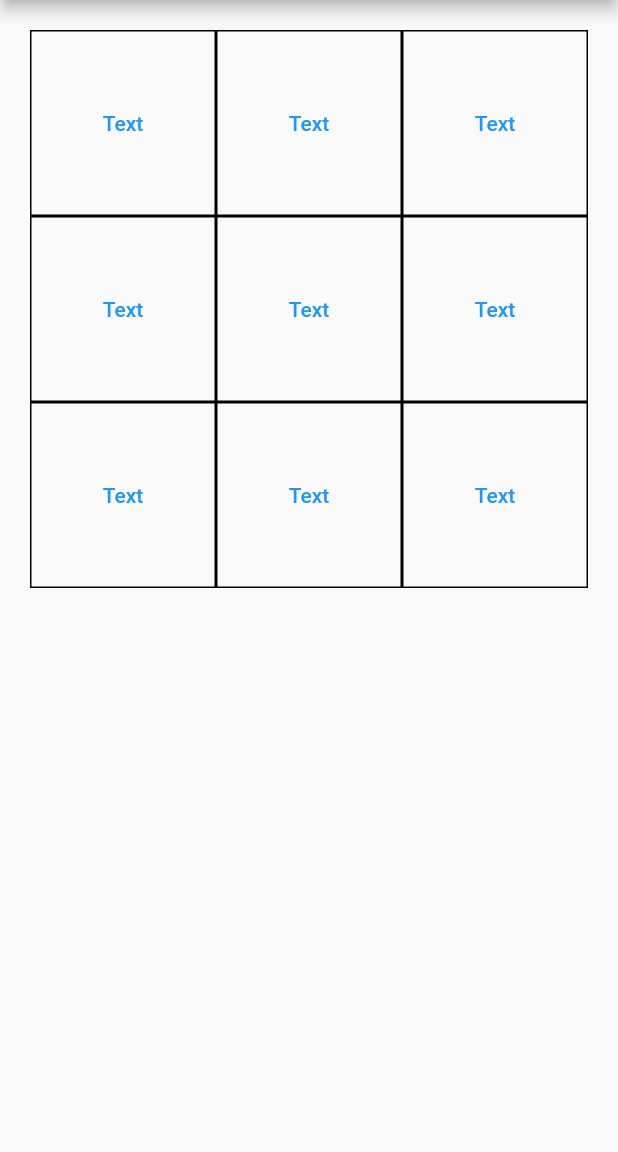
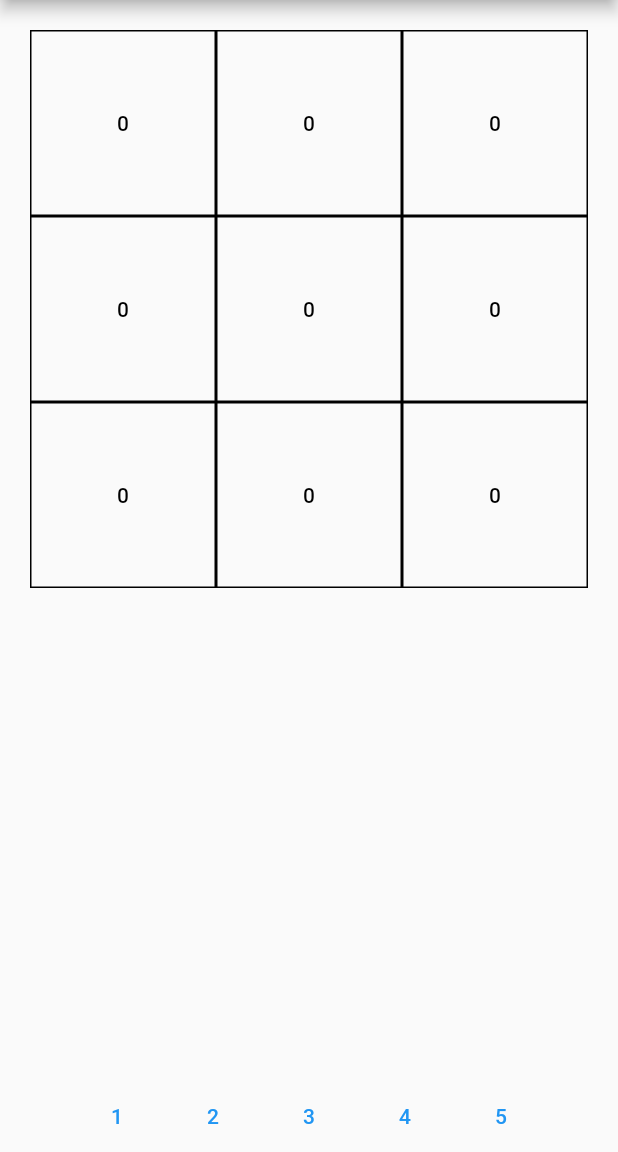
Before and after one commit to emberal/tic_tac_toe_upgraded, a Flutter app: the screen it shows after launch, after a tap on "New Game", on a phone screen of 412 x 824 dp, the part 84-1236 px from its top. Run offline on Flutter 3.47's test engine with Material 2 defaults, Android fonts, the phone set to English and light mode, and no system bars.

Commit message:
Buttons at the game screen, marked which buttons have been used, started making logic for the game

```diff
--- /dev/null
+++ b/lib/enums/player_enum.dart
@@ -0,0 +1,11 @@
+import 'package:flutter/material.dart';
+
+enum Player {
+  none(null),
+  red(Colors.red),
+  blue(Colors.lightBlueAccent);
+
+  const Player(this.color);
+
+  final Color? color;
+}
--- a/lib/game/game.dart
+++ b/lib/game/game.dart
@@ -1,5 +1,7 @@
 import 'package:flutter/material.dart';
+import 'package:tic_tac_toe_upgraded/objects/player_red.dart';
 
+import '../enums/player_enum.dart';
 import '../widgets/layout.dart';
 import '../objects/game_button.dart';
 
@@ -12,17 +14,53 @@ class Game extends StatefulWidget {
 
 class _GameState extends State<Game> {
   final _board = [];
+  final playerRed = PlayerRed();
+  int? _activeNumber; // Is 'null' when no number is active
+
+  final _values = [
+    {"value": 1, "used": false},
+    {"value": 2, "used": false},
+    {"value": 3, "used": false},
+    {"value": 4, "used": false},
+    {"value": 5, "used": false}
+  ];
 
   _GameState() {
     for (int i = 0; i < 9; i++) {
-      _board.add(BoardSqaure(index: i));
+      _board.add(GameButton(index: i));
     }
   }
 
-  void handlePress(int index) {
-    setState(() => {
-      _board[index].value += " Clicked"
+  void handlePress(int index, Player p) {
+    if (_board[index].value < _activeNumber) {
+      setState(() {
+        _board[index].value = _activeNumber;
+        _board[index].player = p;
       });
+      _values[_activeNumber! - 1]["used"] = true;
+      _activeNumber = null;
+
+      if (isComplete()) {
+        // TODO find winner, mark the winning area, update stats, modal popup asking for new game
+        print("You won!");
+      }
+    } else {
+      // TODO write message on screen
+    }
+  }
+
+  /// Sets the next number to be used on the board
+  void setActiveNumber(int value) {
+    _activeNumber = value;
+  }
+
+  /// Checks if a player has three in a row, or both players have used all moves
+  bool isComplete() {
+    for (int i = 0; i < _board.length; i++) {
+      _board[i] as GameButton;
+      // TODO
+    }
+    return false;
   }
 
   @override
@@ -36,21 +74,54 @@ class _GameState extends State<Game> {
               child: Center(
                 child: GridView.count(
                   crossAxisCount: 3,
-                  children: _board.map((element) => Container(
+                  children: _board
+                      .map(
+                        (element) => Container(
                           decoration: BoxDecoration(
                             border: Border.all(),
                           ),
                           child: Center(
                             child: TextButton(
-                          child: Text(element.value),
-                          onPressed: () => handlePress(element.index),
+                              style: TextButton.styleFrom(
+                                backgroundColor:
+                                    (element as GameButton).player.color,
+                              ),
+                              child: Text(
+                                "${element.value}",
+                                style: const TextStyle(color: Colors.black),
+                              ),
+                              onPressed: () => _activeNumber == null
+                                  ? null
+                                  : {
+                                      handlePress(element.index, Player.blue),
+                                      playerRed.nextMove(),
+                                      // PlayerRed does it's next move
+                                    },
                             ),
                           ),
                         ),
-                  ).toList(),
+                      )
+                      .toList(),
                 ),
               ),
             ),
+          ),
+          Row(
+            // selectable values
+            mainAxisAlignment: MainAxisAlignment.center,
+            children: [
+              ..._values
+                  .map(
+                    (value) => TextButton(
+                      // If a value has been used already, do nothing
+                      onPressed: value["used"] as bool
+                          ? null
+                          : () => setActiveNumber(value["value"] as int),
+                      child: Text("${value["value"]}"),
+                    ),
+                  )
+                  .toList()
+            ],
           ),
         ],
       ),
--- a/lib/objects/game_button.dart
+++ b/lib/objects/game_button.dart
@@ -1,7 +1,9 @@
-class BoardSqaure {
-  BoardSqaure({required this.index, this.value = "Text"});
+import '../enums/player_enum.dart';
+
+class GameButton {
+  GameButton({required this.index, this.value = 0, this.player = Player.none});
 
   final int index;
-  String value; // TODO Use enum or int?
-
+  int value;
+  Player player;
 }
--- /dev/null
+++ b/lib/objects/player_red.dart
@@ -0,0 +1,7 @@
+class PlayerRed {
+  PlayerRed();
+
+  void nextMove() {
+
+  }
+}
```
Lines whose indentation alone changed are shown as unchanged.
